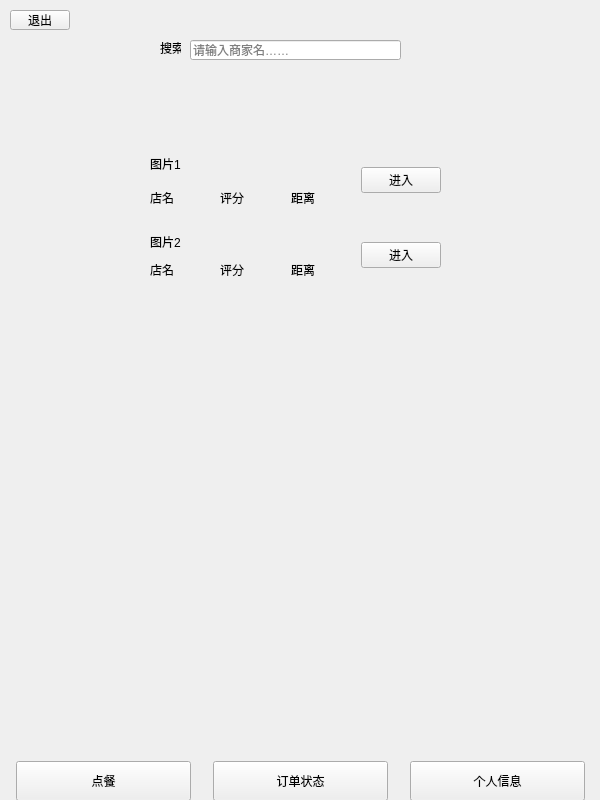
First picture: the form in consumer/consumer_interface.ui, repository chichuxwx/Food-delivery-platform, before the edit.
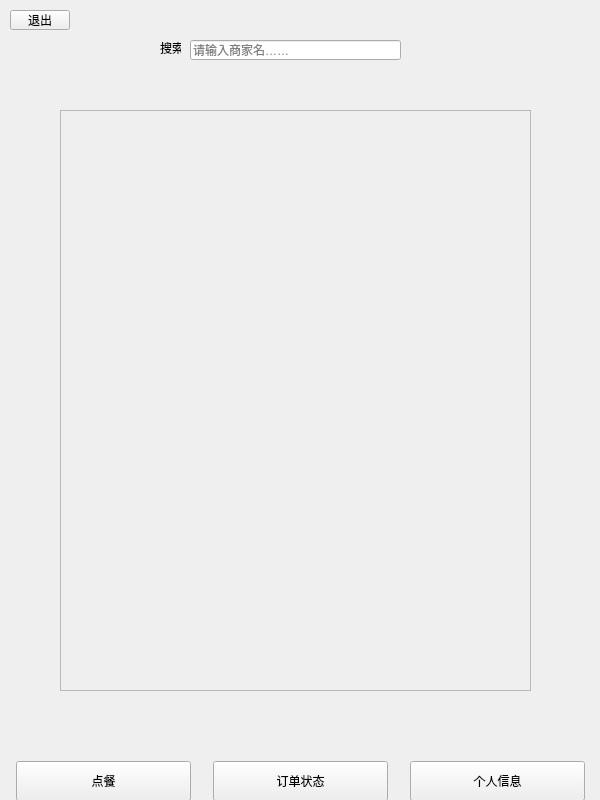
Second picture: the form after the edit.

What changed in the file:
```diff
--- a/consumer/consumer_interface.ui
+++ b/consumer/consumer_interface.ui
@@ -76,101 +76,7 @@
     <string>搜索</string>
    </property>
   </widget>
-  <widget class="QWidget" name="">
-   <property name="geometry">
-    <rect>
-     <x>150</x>
-     <y>150</y>
-     <width>291</width>
-     <height>61</height>
-    </rect>
-   </property>
-   <layout class="QGridLayout" name="gridLayout">
-    <item row="0" column="0">
-     <widget class="QLabel" name="label_2">
-      <property name="text">
-       <string>图片1</string>
-      </property>
-     </widget>
-    </item>
-    <item row="0" column="3" rowspan="2">
-     <widget class="QPushButton" name="pushButton_5">
-      <property name="text">
-       <string>进入</string>
-      </property>
-     </widget>
-    </item>
-    <item row="1" column="0">
-     <widget class="QLabel" name="label_3">
-      <property name="text">
-       <string>店名</string>
-      </property>
-     </widget>
-    </item>
-    <item row="1" column="1">
-     <widget class="QLabel" name="label_4">
-      <property name="text">
-       <string>评分</string>
-      </property>
-     </widget>
-    </item>
-    <item row="1" column="2">
-     <widget class="QLabel" name="label_5">
-      <property name="text">
-       <string>距离</string>
-      </property>
-     </widget>
-    </item>
-   </layout>
-  </widget>
-  <widget class="QWidget" name="">
-   <property name="geometry">
-    <rect>
-     <x>150</x>
-     <y>230</y>
-     <width>291</width>
-     <height>51</height>
-    </rect>
-   </property>
-   <layout class="QGridLayout" name="gridLayout_2">
-    <item row="0" column="0">
-     <widget class="QLabel" name="label_8">
-      <property name="text">
-       <string>图片2</string>
-      </property>
-     </widget>
-    </item>
-    <item row="0" column="3" rowspan="2">
-     <widget class="QPushButton" name="pushButton_6">
-      <property name="text">
-       <string>进入</string>
-      </property>
-     </widget>
-    </item>
-    <item row="1" column="0">
-     <widget class="QLabel" name="label_6">
-      <property name="text">
-       <string>店名</string>
-      </property>
-     </widget>
-    </item>
-    <item row="1" column="1">
-     <widget class="QLabel" name="label_9">
-      <property name="text">
-       <string>评分</string>
-      </property>
-     </widget>
-    </item>
-    <item row="1" column="2">
-     <widget class="QLabel" name="label_7">
-      <property name="text">
-       <string>距离</string>
-      </property>
-     </widget>
-    </item>
-   </layout>
-  </widget>
-  <widget class="QWidget" name="">
+  <widget class="QWidget" name="layoutWidget">
    <property name="geometry">
     <rect>
      <x>0</x>
@@ -257,6 +163,29 @@
     </item>
    </layout>
   </widget>
+  <widget class="QScrollArea" name="scrollArea">
+   <property name="geometry">
+    <rect>
+     <x>60</x>
+     <y>110</y>
+     <width>471</width>
+     <height>581</height>
+    </rect>
+   </property>
+   <property name="widgetResizable">
+    <bool>true</bool>
+   </property>
+   <widget class="QWidget" name="scrollAreaWidgetContents">
+    <property name="geometry">
+     <rect>
+      <x>0</x>
+      <y>0</y>
+      <width>469</width>
+      <height>579</height>
+     </rect>
+    </property>
+   </widget>
+  </widget>
  </widget>
  <resources/>
  <connections/>
```
